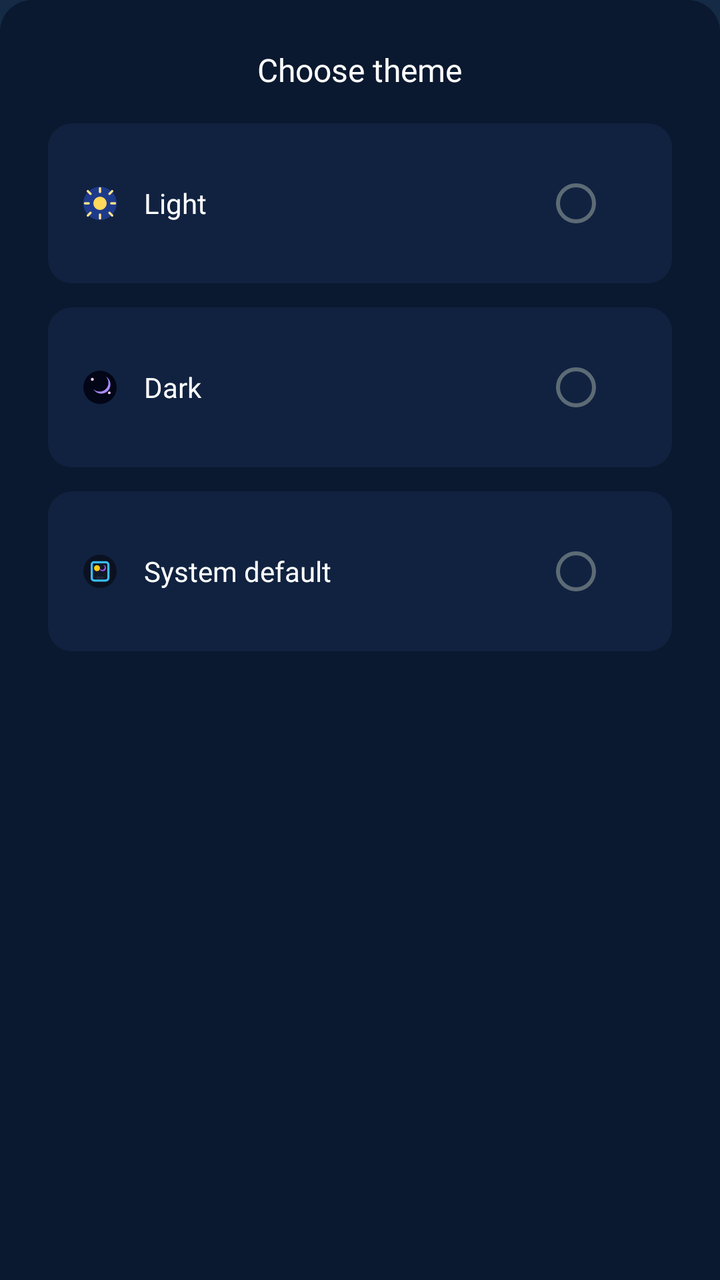
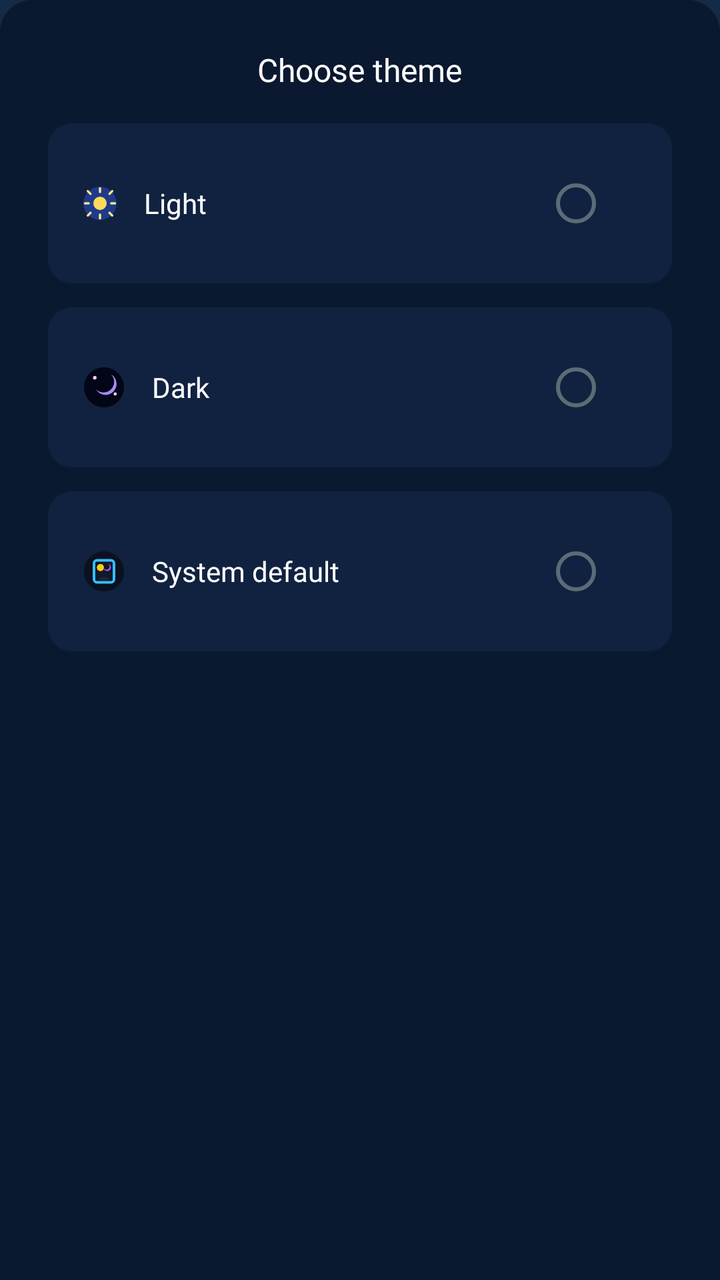

The first picture is an Android layout as it rendered before a commit; the second is the same layout after the commit. The layout source and the unified diff follow.
<!-- AndroidManifest.xml: application theme AppTheme -->
<!-- res/layout/dialog_theme_selection.xml -->
<?xml version="1.0" encoding="utf-8"?>
<LinearLayout
    xmlns:android="http://schemas.android.com/apk/res/android"
    xmlns:app="http://schemas.android.com/apk/res-auto"
    android:orientation="vertical"
    android:layout_width="match_parent"
    android:layout_height="wrap_content"
    android:background="@drawable/bg_bottomsheet"
    android:padding="24dp"
    android:gravity="center_horizontal">

    
    <TextView
        android:id="@+id/tvDialogTitle"
        android:layout_width="wrap_content"
        android:layout_height="wrap_content"
        android:text="@string/theme_selection_title"
        android:textColor="@android:color/white"
        android:textSize="16sp"
        android:fontFamily="@font/poppins_bold"
        android:gravity="center"
        android:layout_marginBottom="16dp"
        android:labelFor="@id/layoutLight" />

    
    <LinearLayout
        android:id="@+id/layoutLight"
        android:layout_width="match_parent"
        android:layout_height="wrap_content"
        android:orientation="horizontal"
        android:padding="16dp"
        android:background="@drawable/theme_bottomsheet_item"
        android:gravity="center_vertical"
        android:layout_marginBottom="12dp"
        android:contentDescription="@string/theme_selection_light_option_description">

        
        <ImageView
            android:layout_width="20dp"
            android:layout_height="20dp"
            android:layout_marginEnd="12dp"
            android:src="@drawable/ic_theme_light" />

        
        <TextView
            android:id="@+id/tvLight"
            android:layout_width="0dp"
            android:layout_weight="1"
            android:layout_height="wrap_content"
            android:text="@string/theme_selection_light"
            android:textColor="@android:color/white"
            android:textSize="14sp"
            android:fontFamily="@font/inter_medium" />

        
        <com.google.android.material.radiobutton.MaterialRadioButton
            android:id="@+id/radioLight"
            android:layout_width="wrap_content"
            android:layout_height="wrap_content"
            android:focusable="false"
            android:clickable="false" />
    </LinearLayout>

    
    <LinearLayout
        android:id="@+id/layoutDark"
        android:layout_width="match_parent"
        android:layout_height="wrap_content"
        android:orientation="horizontal"
        android:padding="16dp"
        android:background="@drawable/theme_bottomsheet_item"
        android:gravity="center_vertical"
        android:layout_marginBottom="12dp"
        android:contentDescription="@string/theme_selection_dark_option_description">

        
        <ImageView
            android:layout_width="20dp"
            android:layout_height="20dp"
            android:layout_marginEnd="12dp"
            android:src="@drawable/ic_theme_dark" />

        
        <TextView
            android:id="@+id/tvDark"
            android:layout_width="0dp"
            android:layout_weight="1"
            android:layout_height="wrap_content"
            android:text="@string/theme_selection_dark"
            android:textColor="@android:color/white"
            android:textSize="14sp"
            android:fontFamily="@font/inter_medium" />

        
        <com.google.android.material.radiobutton.MaterialRadioButton
            android:id="@+id/radioDark"
            android:layout_width="wrap_content"
            android:layout_height="wrap_content"
            android:focusable="false"
            android:clickable="false" />
    </LinearLayout>

    
    <LinearLayout
        android:id="@+id/layoutSystem"
        android:layout_width="match_parent"
        android:layout_height="wrap_content"
        android:orientation="horizontal"
        android:padding="16dp"
        android:background="@drawable/theme_bottomsheet_item"
        android:gravity="center_vertical"
        android:contentDescription="@string/theme_selection_system_option_description">

        
        <ImageView
            android:layout_width="20dp"
            android:layout_height="20dp"
            android:layout_marginEnd="12dp"
            android:src="@drawable/ic_theme_system" />

        
        <TextView
            android:id="@+id/tvSystem"
            android:layout_width="0dp"
            android:layout_weight="1"
            android:layout_height="wrap_content"
            android:text="@string/theme_selection_system_default"
            android:textColor="@android:color/white"
            android:textSize="14sp"
            android:fontFamily="@font/inter_medium" />

        
        <com.google.android.material.radiobutton.MaterialRadioButton
            android:id="@+id/radioSystem"
            android:layout_width="wrap_content"
            android:layout_height="wrap_content"
            android:focusable="false"
            android:clickable="false" />
    </LinearLayout>
</LinearLayout>
<!-- resources referenced by this layout -->
<resources>
  <!-- drawable bg_bottomsheet (drawable) -->
  <?xml version="1.0" encoding="utf-8"?>
  <shape xmlns:android="http://schemas.android.com/apk/res/android"
      android:shape="rectangle">
      <solid android:color="#0A192F" />
      <corners android:topLeftRadius="16dp" android:topRightRadius="16dp"/>
  </shape>
  <!-- drawable ic_theme_dark (drawable) -->
  <?xml version="1.0" encoding="utf-8"?>
  <vector xmlns:android="http://schemas.android.com/apk/res/android"
      android:width="24dp"
      android:height="24dp"
      android:viewportWidth="24"
      android:viewportHeight="24">
  
      
      <path
          android:fillColor="#020617"
          android:pathData="M12,2a10,10 0 1,0 0,20a10,10 0 1,0 0,-20z" />
  
      
      <path
          android:fillColor="#A78BFA"
          android:pathData="
              M15.5,5.5
              A5.5,5.5 0 1,1 8,13
              A4.5,4.5 0 1,0 15.5,5.5z" />
  
      
      <path
          android:fillColor="#FACCFF"
          android:pathData="M6.5,7.2a0.9,0.9 0 1,0 1.8,0a0.9,0.9 0 1,0 -1.8,0z" />
      <path
          android:fillColor="#FACCFF"
          android:pathData="M16.8,15.3a0.8,0.8 0 1,0 1.6,0a0.8,0.8 0 1,0 -1.6,0z" />
  </vector>
  <!-- drawable ic_theme_light (drawable) -->
  <?xml version="1.0" encoding="utf-8"?>
  <vector xmlns:android="http://schemas.android.com/apk/res/android"
      android:width="24dp"
      android:height="24dp"
      android:viewportWidth="24"
      android:viewportHeight="24">
  
      
      <path
          android:fillColor="#1E3A8A"
          android:pathData="M12,2a10,10 0 1,0 0,20a10,10 0 1,0 0,-20z" />
  
      
      <path
          android:fillColor="#FFD85C"
          android:pathData="M12,8a4,4 0 1,0 0,8a4,4 0 1,0 0,-8z" />
  
      
      <path
          android:strokeWidth="1.4"
          android:strokeColor="#FFE58A"
          android:strokeLineCap="round"
          android:fillColor="@android:color/transparent"
          android:pathData="
              M12,3 L12,5.2
              M12,18.8 L12,21
              M4.7,4.7 L6.3,6.3
              M17.7,17.7 L19.3,19.3
              M3,12 L5.2,12
              M18.8,12 L21,12
              M4.7,19.3 L6.3,17.7
              M17.7,6.3 L19.3,4.7" />
  </vector>
  <!-- drawable theme_bottomsheet_item (drawable) -->
  <?xml version="1.0" encoding="utf-8"?>
    
  <shape xmlns:android="http://schemas.android.com/apk/res/android"  
      android:shape="rectangle">  
      <solid android:color="#112240"/>   
      <corners android:radius="12dp"/>  
  </shape>
  <string name="theme_selection_dark">Dark</string>
  <string name="theme_selection_dark_option_description">Select dark theme</string>
  <string name="theme_selection_light">Light</string>
  <string name="theme_selection_light_option_description">Select light theme</string>
  <string name="theme_selection_system_default">System default</string>
  <string name="theme_selection_system_option_description">Select system default theme</string>
  <string name="theme_selection_title">Choose theme</string>
  <color name="md_theme_light_primary">#2196F3</color>
  <color name="md_theme_light_onPrimary">#FFFFFF</color>
  <color name="md_theme_light_secondary">#4A6363</color>
  <color name="md_theme_light_onSecondary">#FFFFFF</color>
  <color name="md_theme_light_background">#152B45</color>
  <color name="md_theme_light_surface">#152B45</color>
  <color name="md_theme_light_onSurface">#E0E6ED</color>
  <color name="md_theme_light_surfaceVariant">#233042</color>
  <color name="md_theme_light_onSurfaceVariant">#5C6B75</color>
  <color name="md_theme_light_outline">#455A64</color>
  <color name="md_theme_light_outlineVariant">#37474F</color>
  <color name="md_theme_light_error">#D32F2F</color>
  <color name="md_theme_light_onError">#FFFFFF</color>
  <!-- unchanged entries left out for length: 2 -->
</resources>

<!-- the commit's change to res/layout/dialog_theme_selection.xml (unified diff, before → after) -->
@@ -75,8 +75,8 @@
 
         
         <ImageView
-            android:layout_width="20dp"
-            android:layout_height="20dp"
+            android:layout_width="24dp"
+            android:layout_height="24dp"
             android:layout_marginEnd="12dp"
             android:src="@drawable/ic_theme_dark" />
 
@@ -113,8 +113,8 @@
 
         
         <ImageView
-            android:layout_width="20dp"
-            android:layout_height="20dp"
+            android:layout_width="24dp"
+            android:layout_height="24dp"
             android:layout_marginEnd="12dp"
             android:src="@drawable/ic_theme_system" />
 
